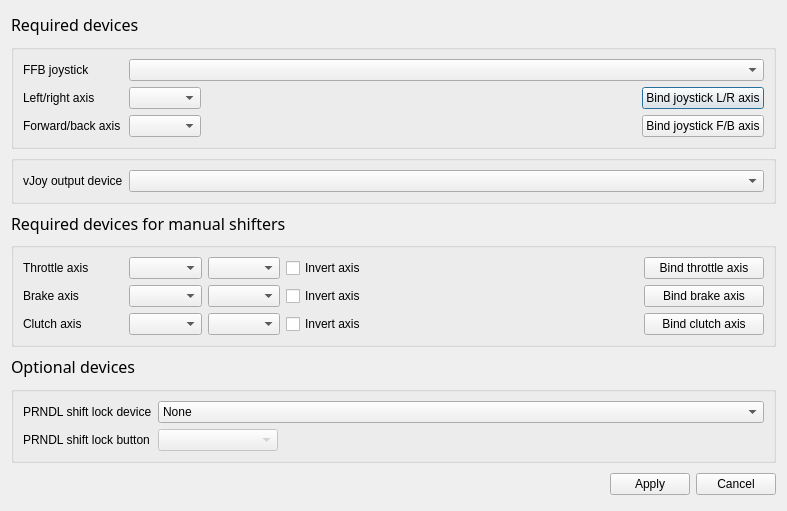
First picture: the form in BonusFFB/InputOutputSettingsDialog.ui, repository kgmonteith/BonusFFB, before the edit.
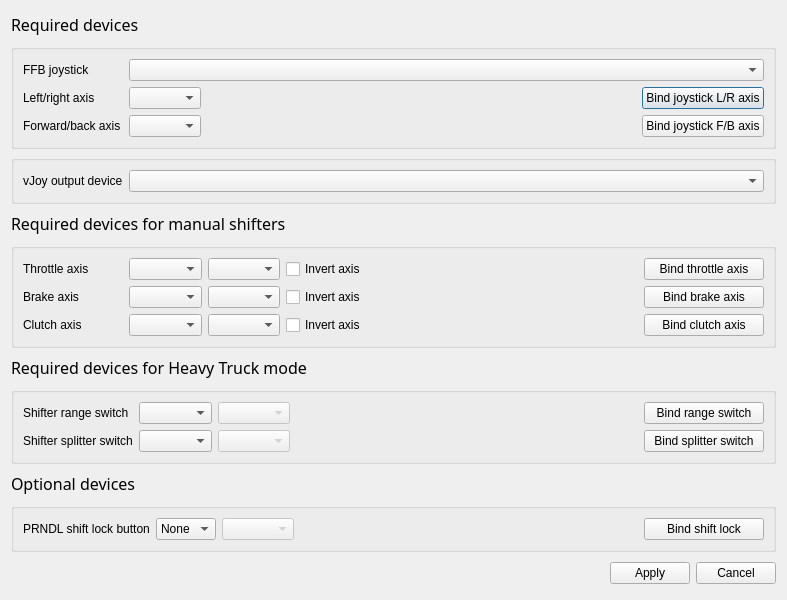
Second picture: the form after the edit.

Commit message: - Added click-to-bind for buttons - Added range and splitter device configuration

What changed in the file:
```diff
--- a/BonusFFB/InputOutputSettingsDialog.ui
+++ b/BonusFFB/InputOutputSettingsDialog.ui
@@ -7,7 +7,7 @@
     <x>0</x>
     <y>0</y>
     <width>787</width>
-    <height>511</height>
+    <height>600</height>
    </rect>
   </property>
   <property name="windowTitle">
@@ -197,76 +197,14 @@
       <string/>
      </property>
      <layout class="QFormLayout" name="formLayout">
-      <item row="0" column="1">
-       <layout class="QHBoxLayout" name="horizontalLayout_12">
-        <item>
-         <widget class="QComboBox" name="throttleDeviceComboBox">
-          <property name="font">
-           <font>
-            <family>Segoe UI</family>
-            <pointsize>9</pointsize>
-           </font>
-          </property>
-          <property name="placeholderText">
-           <string>Select...</string>
-          </property>
-         </widget>
-        </item>
-        <item>
-         <widget class="QComboBox" name="throttleAxisComboBox"/>
-        </item>
-        <item>
-         <widget class="QCheckBox" name="invertThrottleAxisBox">
-          <property name="sizePolicy">
-           <sizepolicy hsizetype="Fixed" vsizetype="Fixed">
-            <horstretch>0</horstretch>
-            <verstretch>0</verstretch>
-           </sizepolicy>
-          </property>
-          <property name="styleSheet">
-           <string notr="true"/>
-          </property>
-          <property name="text">
-           <string>Invert axis</string>
-          </property>
-         </widget>
-        </item>
-        <item>
-         <spacer name="horizontalSpacer_4">
-          <property name="orientation">
-           <enum>Qt::Orientation::Horizontal</enum>
-          </property>
-          <property name="sizeHint" stdset="0">
-           <size>
-            <width>40</width>
-            <height>20</height>
-           </size>
-          </property>
-         </spacer>
-        </item>
-        <item>
-         <widget class="QPushButton" name="bindThrottleButton">
-          <property name="minimumSize">
-           <size>
-            <width>120</width>
-            <height>0</height>
-           </size>
-          </property>
-          <property name="text">
-           <string>Bind throttle axis</string>
-          </property>
-         </widget>
-        </item>
-       </layout>
-      </item>
-      <item row="2" column="0">
+      <item row="3" column="0">
        <widget class="QLabel" name="label_10">
         <property name="text">
          <string>Brake axis</string>
         </property>
        </widget>
       </item>
-      <item row="2" column="1">
+      <item row="3" column="1">
        <layout class="QHBoxLayout" name="horizontalLayout_15">
         <item>
          <widget class="QComboBox" name="brakeDeviceComboBox">
@@ -328,7 +266,7 @@
         </item>
        </layout>
       </item>
-      <item row="3" column="0">
+      <item row="4" column="0">
        <widget class="QLabel" name="clutchAxisLabel_2">
         <property name="minimumSize">
          <size>
@@ -341,7 +279,7 @@
         </property>
        </widget>
       </item>
-      <item row="3" column="1">
+      <item row="4" column="1">
        <layout class="QHBoxLayout" name="horizontalLayout_10">
         <item>
          <widget class="QComboBox" name="clutchDeviceComboBox">
@@ -410,7 +348,7 @@
         </item>
        </layout>
       </item>
-      <item row="0" column="0">
+      <item row="2" column="0">
        <widget class="QLabel" name="label_8">
         <property name="minimumSize">
          <size>
@@ -423,6 +361,240 @@
         </property>
        </widget>
       </item>
+      <item row="2" column="1">
+       <layout class="QHBoxLayout" name="horizontalLayout_12">
+        <item>
+         <widget class="QComboBox" name="throttleDeviceComboBox">
+          <property name="font">
+           <font>
+            <family>Segoe UI</family>
+            <pointsize>9</pointsize>
+           </font>
+          </property>
+          <property name="placeholderText">
+           <string>Select...</string>
+          </property>
+         </widget>
+        </item>
+        <item>
+         <widget class="QComboBox" name="throttleAxisComboBox"/>
+        </item>
+        <item>
+         <widget class="QCheckBox" name="invertThrottleAxisBox">
+          <property name="sizePolicy">
+           <sizepolicy hsizetype="Fixed" vsizetype="Fixed">
+            <horstretch>0</horstretch>
+            <verstretch>0</verstretch>
+           </sizepolicy>
+          </property>
+          <property name="styleSheet">
+           <string notr="true"/>
+          </property>
+          <property name="text">
+           <string>Invert axis</string>
+          </property>
+         </widget>
+        </item>
+        <item>
+         <spacer name="horizontalSpacer_4">
+          <property name="orientation">
+           <enum>Qt::Orientation::Horizontal</enum>
+          </property>
+          <property name="sizeHint" stdset="0">
+           <size>
+            <width>40</width>
+            <height>20</height>
+           </size>
+          </property>
+         </spacer>
+        </item>
+        <item>
+         <widget class="QPushButton" name="bindThrottleButton">
+          <property name="minimumSize">
+           <size>
+            <width>120</width>
+            <height>0</height>
+           </size>
+          </property>
+          <property name="text">
+           <string>Bind throttle axis</string>
+          </property>
+         </widget>
+        </item>
+       </layout>
+      </item>
+     </layout>
+    </widget>
+   </item>
+   <item>
+    <widget class="QLabel" name="label_5">
+     <property name="font">
+      <font>
+       <family>Bahnschrift</family>
+       <pointsize>12</pointsize>
+      </font>
+     </property>
+     <property name="text">
+      <string>Required devices for Heavy Truck mode</string>
+     </property>
+    </widget>
+   </item>
+   <item>
+    <widget class="QGroupBox" name="groupBox">
+     <property name="title">
+      <string/>
+     </property>
+     <layout class="QFormLayout" name="formLayout_2">
+      <item row="0" column="0">
+       <widget class="QLabel" name="label_6">
+        <property name="text">
+         <string>Shifter range switch</string>
+        </property>
+       </widget>
+      </item>
+      <item row="0" column="1">
+       <layout class="QHBoxLayout" name="horizontalLayout">
+        <item>
+         <widget class="QComboBox" name="rangeDeviceComboBox">
+          <property name="font">
+           <font>
+            <family>Segoe UI</family>
+            <pointsize>9</pointsize>
+           </font>
+          </property>
+          <property name="placeholderText">
+           <string>Select...</string>
+          </property>
+         </widget>
+        </item>
+        <item>
+         <widget class="QComboBox" name="rangeSwitchComboBox">
+          <property name="enabled">
+           <bool>false</bool>
+          </property>
+          <property name="sizePolicy">
+           <sizepolicy hsizetype="Preferred" vsizetype="Fixed">
+            <horstretch>0</horstretch>
+            <verstretch>0</verstretch>
+           </sizepolicy>
+          </property>
+          <property name="toolTip">
+           <string/>
+          </property>
+          <property name="placeholderText">
+           <string/>
+          </property>
+         </widget>
+        </item>
+        <item>
+         <spacer name="horizontalSpacer_7">
+          <property name="orientation">
+           <enum>Qt::Orientation::Horizontal</enum>
+          </property>
+          <property name="sizeHint" stdset="0">
+           <size>
+            <width>40</width>
+            <height>20</height>
+           </size>
+          </property>
+         </spacer>
+        </item>
+        <item>
+         <widget class="QPushButton" name="bindRangeSwitchButton">
+          <property name="minimumSize">
+           <size>
+            <width>120</width>
+            <height>0</height>
+           </size>
+          </property>
+          <property name="text">
+           <string>Bind range switch</string>
+          </property>
+         </widget>
+        </item>
+       </layout>
+      </item>
+      <item row="1" column="0">
+       <widget class="QLabel" name="label_7">
+        <property name="text">
+         <string>Shifter splitter switch</string>
+        </property>
+       </widget>
+      </item>
+      <item row="1" column="1">
+       <layout class="QHBoxLayout" name="horizontalLayout_2">
+        <item>
+         <widget class="QComboBox" name="splitterDeviceComboBox">
+          <property name="font">
+           <font>
+            <family>Segoe UI</family>
+            <pointsize>9</pointsize>
+           </font>
+          </property>
+          <property name="placeholderText">
+           <string>Select...</string>
+          </property>
+         </widget>
+        </item>
+        <item>
+         <widget class="QComboBox" name="splitterSwitchComboBox">
+          <property name="enabled">
+           <bool>false</bool>
+          </property>
+          <property name="sizePolicy">
+           <sizepolicy hsizetype="Preferred" vsizetype="Fixed">
+            <horstretch>0</horstretch>
+            <verstretch>0</verstretch>
+           </sizepolicy>
+          </property>
+          <property name="minimumSize">
+           <size>
+            <width>0</width>
+            <height>0</height>
+           </size>
+          </property>
+          <property name="maximumSize">
+           <size>
+            <width>16777215</width>
+            <height>16777215</height>
+           </size>
+          </property>
+          <property name="toolTip">
+           <string/>
+          </property>
+          <property name="placeholderText">
+           <string/>
+          </property>
+         </widget>
+        </item>
+        <item>
+         <spacer name="horizontalSpacer_8">
+          <property name="orientation">
+           <enum>Qt::Orientation::Horizontal</enum>
+          </property>
+          <property name="sizeHint" stdset="0">
+           <size>
+            <width>40</width>
+            <height>20</height>
+           </size>
+          </property>
+         </spacer>
+        </item>
+        <item>
+         <widget class="QPushButton" name="bindSplitterSwitchButton">
+          <property name="minimumSize">
+           <size>
+            <width>120</width>
+            <height>0</height>
+           </size>
+          </property>
+          <property name="text">
+           <string>Bind splitter switch</string>
+          </property>
+         </widget>
+        </item>
+       </layout>
+      </item>
      </layout>
     </widget>
    </item>
@@ -446,37 +618,6 @@
      </property>
      <layout class="QFormLayout" name="formLayout_6">
       <item row="0" column="0">
-       <widget class="QLabel" name="cluckDeviceLabel_3">
-        <property name="minimumSize">
-         <size>
-          <width>99</width>
-          <height>0</height>
-         </size>
-        </property>
-        <property name="text">
-         <string>PRNDL shift lock device</string>
-        </property>
-       </widget>
-      </item>
-      <item row="0" column="1">
-       <widget class="QComboBox" name="shiftLockDeviceComboBox">
-        <property name="font">
-         <font>
-          <family>Segoe UI</family>
-          <pointsize>9</pointsize>
-         </font>
-        </property>
-        <property name="placeholderText">
-         <string/>
-        </property>
-        <item>
-         <property name="text">
-          <string>None</string>
-         </property>
-        </item>
-       </widget>
-      </item>
-      <item row="1" column="0">
        <widget class="QLabel" name="clutchAxisLabel_3">
         <property name="minimumSize">
          <size>
@@ -489,8 +630,26 @@
         </property>
        </widget>
       </item>
-      <item row="1" column="1">
+      <item row="0" column="1">
        <layout class="QHBoxLayout" name="horizontalLayout_14">
+        <item>
+         <widget class="QComboBox" name="shiftLockDeviceComboBox">
+          <property name="font">
+           <font>
+            <family>Segoe UI</family>
+            <pointsize>9</pointsize>
+           </font>
+          </property>
+          <property name="placeholderText">
+           <string/>
+          </property>
+          <item>
+           <property name="text">
+            <string>None</string>
+           </property>
+          </item>
+         </widget>
+        </item>
         <item>
          <widget class="QComboBox" name="shiftLockButtonComboBox">
           <property name="enabled">
@@ -502,18 +661,6 @@
             <verstretch>0</verstretch>
            </sizepolicy>
           </property>
-          <property name="minimumSize">
-           <size>
-            <width>120</width>
-            <height>0</height>
-           </size>
-          </property>
-          <property name="maximumSize">
-           <size>
-            <width>120</width>
-            <height>16777215</height>
-           </size>
-          </property>
           <property name="toolTip">
            <string/>
           </property>
@@ -538,6 +685,19 @@
           </property>
          </spacer>
         </item>
+        <item>
+         <widget class="QPushButton" name="bindShiftLockButton">
+          <property name="minimumSize">
+           <size>
+            <width>120</width>
+            <height>0</height>
+           </size>
+          </property>
+          <property name="text">
+           <string>Bind shift lock</string>
+          </property>
+         </widget>
+        </item>
        </layout>
       </item>
      </layout>
```
Left out of the diff: 2 changed lines with no effect on the pictures. The commit also changes 5 other files.
